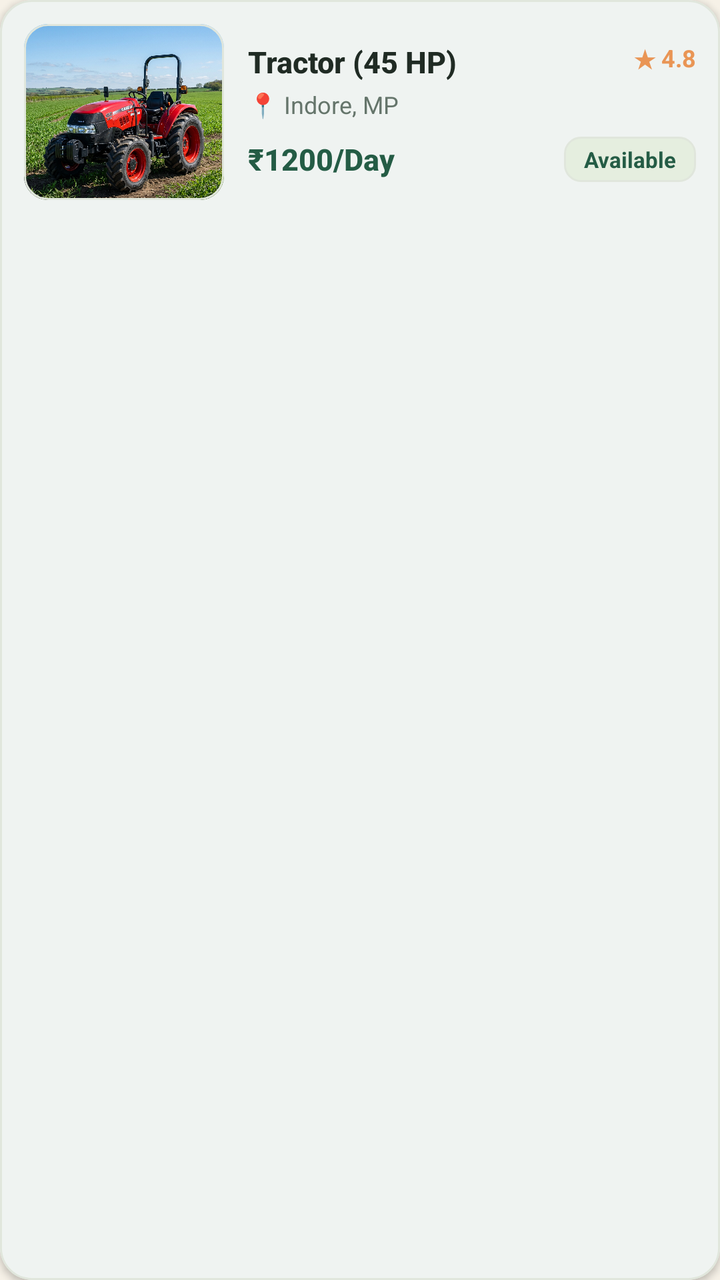
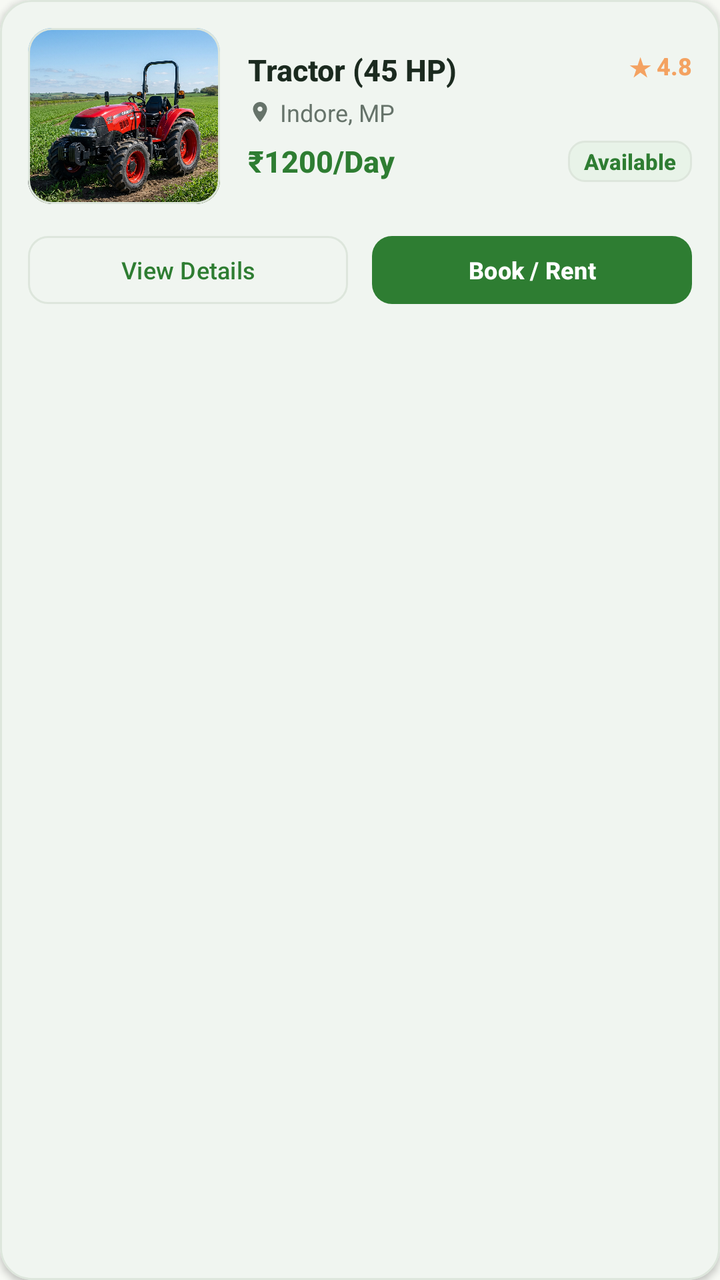

The first picture is an Android layout as it rendered before a commit; the second is the same layout after the commit. The layout source and the unified diff follow.
<!-- AndroidManifest.xml: application theme Theme.AgriLink -->
<!-- res/layout/item_equipment_card.xml -->
<?xml version="1.0" encoding="utf-8"?>
<com.google.android.material.card.MaterialCardView xmlns:android="http://schemas.android.com/apk/res/android"
    xmlns:app="http://schemas.android.com/apk/res-auto"
    android:layout_width="match_parent"
    android:layout_height="wrap_content"
    android:layout_marginBottom="12dp"
    app:cardBackgroundColor="@color/light_surface"
    app:cardCornerRadius="16dp"
    app:cardElevation="2dp"
    app:strokeColor="@color/border_light"
    app:strokeWidth="1dp">

    <LinearLayout
        android:layout_width="match_parent"
        android:layout_height="wrap_content"
        android:gravity="center_vertical"
        android:orientation="horizontal"
        android:padding="12dp">

        
        <com.google.android.material.card.MaterialCardView
            android:layout_width="100dp"
            android:layout_height="88dp"
            app:cardCornerRadius="12dp"
            app:cardElevation="0dp"
            app:strokeColor="@color/border_light"
            app:strokeWidth="1dp">

            <ImageView
                android:id="@+id/imgEquip"
                android:layout_width="match_parent"
                android:layout_height="match_parent"
                android:scaleType="centerCrop"
                android:src="@drawable/tractor_45hp" />
        </com.google.android.material.card.MaterialCardView>

        
        <LinearLayout
            android:layout_width="0dp"
            android:layout_height="wrap_content"
            android:layout_weight="1"
            android:layout_marginStart="12dp"
            android:orientation="vertical">

            <RelativeLayout
                android:layout_width="match_parent"
                android:layout_height="wrap_content">

                <TextView
                    android:id="@+id/tvEquipTitle"
                    android:layout_width="match_parent"
                    android:layout_height="wrap_content"
                    android:layout_alignParentStart="true"
                    android:layout_toStartOf="@id/tvRating"
                    android:layout_marginEnd="6dp"
                    android:singleLine="true"
                    android:maxLines="1"
                    android:ellipsize="end"
                    android:text="Tractor (45 HP)"
                    android:textColor="@color/text_main"
                    android:textSize="15sp"
                    android:fontFamily="sans-serif-medium"
                    android:textStyle="bold" />

                <TextView
                    android:id="@+id/tvRating"
                    android:layout_width="wrap_content"
                    android:layout_height="wrap_content"
                    android:layout_alignParentEnd="true"
                    android:text="★ 4.8"
                    android:textColor="@color/harvest_orange"
                    android:textSize="12sp"
                    android:textStyle="bold" />
            </RelativeLayout>

            <TextView
                android:id="@+id/tvLocation"
                android:layout_width="match_parent"
                android:layout_height="wrap_content"
                android:layout_marginTop="3dp"
                android:singleLine="true"
                android:maxLines="1"
                android:ellipsize="end"
                android:text="📍 Indore, MP"
                android:textColor="@color/text_secondary"
                android:textSize="12sp" />

            <RelativeLayout
                android:layout_width="match_parent"
                android:layout_height="wrap_content"
                android:layout_marginTop="8dp">

                <TextView
                    android:id="@+id/tvEquipPrice"
                    android:layout_width="wrap_content"
                    android:layout_height="wrap_content"
                    android:layout_alignParentStart="true"
                    android:layout_toStartOf="@id/tvStatusBadge"
                    android:layout_centerVertical="true"
                    android:layout_marginEnd="8dp"
                    android:singleLine="true"
                    android:maxLines="1"
                    android:ellipsize="end"
                    android:text="₹1200/Day"
                    android:textColor="@color/primary_forest"
                    android:textSize="15sp"
                    android:fontFamily="sans-serif-medium"
                    android:textStyle="bold" />

                <TextView
                    android:id="@+id/tvStatusBadge"
                    android:layout_width="wrap_content"
                    android:layout_height="wrap_content"
                    android:layout_alignParentEnd="true"
                    android:layout_centerVertical="true"
                    android:background="@drawable/bg_sage_badge"
                    android:paddingHorizontal="10dp"
                    android:paddingVertical="4dp"
                    android:text="Available"
                    android:textColor="@color/primary_forest"
                    android:textSize="11sp"
                    android:textStyle="bold" />
            </RelativeLayout>

        </LinearLayout>

    </LinearLayout>

</com.google.android.material.card.MaterialCardView>
<!-- resources referenced by this layout -->
<resources>
  <color name="border_light">#E0E6DC</color>
  <color name="harvest_orange">#E99555</color>
  <color name="light_surface">#FFFFFF</color>
  <color name="primary_forest">#245C45</color>
  <color name="text_main">#202B24</color>
  <color name="text_secondary">#65756B</color>
  <!-- drawable bg_sage_badge (drawable) -->
  <?xml version="1.0" encoding="utf-8"?>
  <shape xmlns:android="http://schemas.android.com/apk/res/android"
      android:shape="rectangle">
      <solid android:color="@color/light_sage_surface" />
      <corners android:radius="8dp" />
      <stroke
          android:width="1dp"
          android:color="@color/border_light" />
  </shape>
  <!-- drawable tractor_45hp: png bitmap (drawable, 954240 bytes) -->
  <style name="Theme.AgriLink" parent="Theme.Material3.DayNight.NoActionBar">
          
          <item name="colorPrimary">@color/primary_forest</item>
          <item name="colorPrimaryVariant">@color/primary_dark</item>
          <item name="colorOnPrimary">@color/light_surface</item>
  
          
          <item name="colorSecondary">@color/secondary_green</item>
          <item name="colorSecondaryVariant">@color/soft_sage</item>
          <item name="colorOnSecondary">@color/light_surface</item>
  
          
          <item name="colorTertiary">@color/harvest_orange</item>
          <item name="colorOnTertiary">@color/light_surface</item>
  
          
          <item name="android:windowBackground">@color/bg_app</item>
          <item name="colorSurface">@color/light_surface</item>
          <item name="colorOnSurface">@color/text_main</item>
  
          
          <item name="android:statusBarColor">@color/primary_forest</item>
          <item name="android:navigationBarColor">@color/bg_app</item>
          <item name="android:windowLightStatusBar">false</item>
  
          
          <item name="android:textColor">@color/text_dark</item>
          <item name="android:textColorPrimary">@color/text_dark</item>
          <item name="android:textColorSecondary">@color/text_muted</item>
          <item name="android:textColorHint">@color/text_muted</item>
          <item name="editTextColor">@color/text_dark</item>
          <item name="android:forceDarkAllowed" tools:targetApi="q">false</item>
  
          
          <item name="bottomNavigationStyle">@style/Widget.KrishiSetu.BottomNav</item>
      </style>
  <color name="light_sage_surface">#E5EEDF</color>
  <color name="primary_dark">#1B4634</color>
  <color name="secondary_green">#387A59</color>
  <color name="soft_sage">#A7BE8B</color>
  <color name="bg_app">#F6F1E7</color>
  <color name="text_dark">#202B24</color>
  <color name="text_muted">#65756B</color>
  <style name="Widget.KrishiSetu.BottomNav" parent="Widget.Material3.BottomNavigationView">
          <item name="android:background">@color/light_surface</item>
          <item name="itemIconTint">@color/nav_item_selector</item>
          <item name="itemTextColor">@color/nav_item_selector</item>
          <item name="itemActiveIndicatorStyle">@style/Widget.KrishiSetu.BottomNavIndicator</item>
          <item name="elevation">8dp</item>
      </style>
  <style name="Widget.KrishiSetu.BottomNavIndicator" parent="Widget.Material3.BottomNavigationView.ActiveIndicator">
          <item name="android:color">@color/light_sage_surface</item>
      </style>
</resources>

<!-- the commit's change to res/layout/item_equipment_card.xml (unified diff, before → after) -->
@@ -4,7 +4,7 @@
     android:layout_width="match_parent"
     android:layout_height="wrap_content"
     android:layout_marginBottom="12dp"
-    app:cardBackgroundColor="@color/light_surface"
+    app:cardBackgroundColor="@color/white"
     app:cardCornerRadius="16dp"
     app:cardElevation="2dp"
     app:strokeColor="@color/border_light"
@@ -13,115 +13,177 @@
     <LinearLayout
         android:layout_width="match_parent"
         android:layout_height="wrap_content"
-        android:gravity="center_vertical"
-        android:orientation="horizontal"
-        android:padding="12dp">
+        android:orientation="vertical"
+        android:padding="14dp">
 
-        
-        <com.google.android.material.card.MaterialCardView
-            android:layout_width="100dp"
-            android:layout_height="88dp"
-            app:cardCornerRadius="12dp"
-            app:cardElevation="0dp"
-            app:strokeColor="@color/border_light"
-            app:strokeWidth="1dp">
+        <LinearLayout
+            android:layout_width="match_parent"
+            android:layout_height="wrap_content"
+            android:gravity="center_vertical"
+            android:orientation="horizontal">
 
-            <ImageView
-                android:id="@+id/imgEquip"
-                android:layout_width="match_parent"
-                android:layout_height="match_parent"
-                android:scaleType="centerCrop"
-                android:src="@drawable/tractor_45hp" />
-        </com.google.android.material.card.MaterialCardView>
+            
+            <com.google.android.material.card.MaterialCardView
+                android:layout_width="96dp"
+                android:layout_height="88dp"
+                app:cardCornerRadius="12dp"
+                app:cardElevation="0dp"
+                app:strokeColor="@color/border_light"
+                app:strokeWidth="1dp">
+
+                <ImageView
+                    android:id="@+id/imgEquip"
+                    android:layout_width="match_parent"
+                    android:layout_height="match_parent"
+                    android:scaleType="centerCrop"
+                    android:src="@drawable/tractor_45hp"
+                    android:contentDescription="Equipment Photo" />
+            </com.google.android.material.card.MaterialCardView>
+
+            
+            <LinearLayout
+                android:layout_width="0dp"
+                android:layout_height="wrap_content"
+                android:layout_weight="1"
+                android:layout_marginStart="14dp"
+                android:orientation="vertical">
+
+                <RelativeLayout
+                    android:layout_width="match_parent"
+                    android:layout_height="wrap_content">
+
+                    <TextView
+                        android:id="@+id/tvEquipTitle"
+                        android:layout_width="match_parent"
+                        android:layout_height="wrap_content"
+                        android:layout_alignParentStart="true"
+                        android:layout_toStartOf="@id/tvRating"
+                        android:layout_marginEnd="6dp"
+                        android:singleLine="true"
+                        android:maxLines="1"
+                        android:ellipsize="end"
+                        android:text="Tractor (45 HP)"
+                        android:textColor="@color/text_main"
+                        android:textSize="15sp"
+                        android:fontFamily="sans-serif-medium"
+                        android:textStyle="bold" />
+
+                    <TextView
+                        android:id="@+id/tvRating"
+                        android:layout_width="wrap_content"
+                        android:layout_height="wrap_content"
+                        android:layout_alignParentEnd="true"
+                        android:text="★ 4.8"
+                        android:textColor="@color/harvest_orange"
+                        android:textSize="12sp"
+                        android:fontFamily="sans-serif-medium"
+                        android:textStyle="bold" />
+                </RelativeLayout>
+
+                
+                <LinearLayout
+                    android:layout_width="match_parent"
+                    android:layout_height="wrap_content"
+                    android:layout_marginTop="3dp"
+                    android:gravity="center_vertical"
+                    android:orientation="horizontal">
+
+                    <ImageView
+                        android:layout_width="12dp"
+                        android:layout_height="12dp"
+                        android:src="@drawable/ic_location_pin"
+                        app:tint="@color/text_secondary" />
+
+                    <TextView
+                        android:id="@+id/tvLocation"
+                        android:layout_width="wrap_content"
+                        android:layout_height="wrap_content"
+                        android:layout_marginStart="4dp"
+                        android:singleLine="true"
+                        android:maxLines="1"
+                        android:ellipsize="end"
+                        android:text="Indore, MP"
+                        android:textColor="@color/text_secondary"
+                        android:textSize="12sp" />
+                </LinearLayout>
+
+                
+                <RelativeLayout
+                    android:layout_width="match_parent"
+                    android:layout_height="wrap_content"
+                    android:layout_marginTop="6dp">
+
+                    <TextView
+                        android:id="@+id/tvEquipPrice"
+                        android:layout_width="wrap_content"
+                        android:layout_height="wrap_content"
+                        android:layout_alignParentStart="true"
+                        android:layout_toStartOf="@id/tvStatusBadge"
+                        android:layout_centerVertical="true"
+                        android:layout_marginEnd="8dp"
+                        android:singleLine="true"
+                        android:maxLines="1"
+                        android:ellipsize="end"
+                        android:text="₹1200/Day"
+                        android:textColor="@color/primary_green"
+                        android:textSize="15sp"
+                        android:fontFamily="sans-serif-medium"
+                        android:textStyle="bold" />
+
+                    <TextView
+                        android:id="@+id/tvStatusBadge"
+                        android:layout_width="wrap_content"
+                        android:layout_height="wrap_content"
+                        android:layout_alignParentEnd="true"
+                        android:layout_centerVertical="true"
+                        android:background="@drawable/bg_sage_badge"
+                        android:paddingHorizontal="8dp"
+                        android:paddingVertical="3dp"
+                        android:text="@string/available"
+                        android:textColor="@color/primary_green"
+                        android:textSize="11sp"
+                        android:fontFamily="sans-serif-medium"
+                        android:textStyle="bold" />
+                </RelativeLayout>
+
+            </LinearLayout>
+
+        </LinearLayout>
 
         
         <LinearLayout
-            android:layout_width="0dp"
+            android:layout_width="match_parent"
             android:layout_height="wrap_content"
-            android:layout_weight="1"
-            android:layout_marginStart="12dp"
-            android:orientation="vertical">
+            android:layout_marginTop="12dp"
+            android:orientation="horizontal">
 
-            <RelativeLayout
-                android:layout_width="match_parent"
-                android:layout_height="wrap_content">
+            <com.google.android.material.button.MaterialButton
+                android:id="@+id/btnViewDetails"
+                style="@style/Widget.Material3.Button.OutlinedButton"
+                android:layout_width="0dp"
+                android:layout_height="42dp"
+                android:layout_marginEnd="6dp"
+                android:layout_weight="1"
+                android:text="@string/view_details"
+                android:textColor="@color/primary_green"
+                android:textSize="12sp"
+                android:fontFamily="sans-serif-medium"
+                app:cornerRadius="10dp"
+                app:strokeColor="@color/border_light" />
 
-                <TextView
-                    android:id="@+id/tvEquipTitle"
-                    android:layout_width="match_parent"
-                    android:layout_height="wrap_content"
-                    android:layout_alignParentStart="true"
-                    android:layout_toStartOf="@id/tvRating"
-                    android:layout_marginEnd="6dp"
-                    android:singleLine="true"
-                    android:maxLines="1"
-                    android:ellipsize="end"
-                    android:text="Tractor (45 HP)"
-                    android:textColor="@color/text_main"
-                    android:textSize="15sp"
-                    android:fontFamily="sans-serif-medium"
-                    android:textStyle="bold" />
-
-                <TextView
-                    android:id="@+id/tvRating"
-                    android:layout_width="wrap_content"
-                    android:layout_height="wrap_content"
-                    android:layout_alignParentEnd="true"
-                    android:text="★ 4.8"
-                    android:textColor="@color/harvest_orange"
-                    android:textSize="12sp"
-                    android:textStyle="bold" />
-            </RelativeLayout>
-
-            <TextView
-                android:id="@+id/tvLocation"
-                android:layout_width="match_parent"
-                android:layout_height="wrap_content"
-                android:layout_marginTop="3dp"
-                android:singleLine="true"
-                android:maxLines="1"
-                android:ellipsize="end"
-                android:text="📍 Indore, MP"
-                android:textColor="@color/text_secondary"
-                android:textSize="12sp" />
-
-            <RelativeLayout
-                android:layout_width="match_parent"
-                android:layout_height="wrap_content"
-                android:layout_marginTop="8dp">
-
-                <TextView
-                    android:id="@+id/tvEquipPrice"
-                    android:layout_width="wrap_content"
-                    android:layout_height="wrap_content"
-                    android:layout_alignParentStart="true"
-                    android:layout_toStartOf="@id/tvStatusBadge"
-                    android:layout_centerVertical="true"
-                    android:layout_marginEnd="8dp"
-                    android:singleLine="true"
-                    android:maxLines="1"
-                    android:ellipsize="end"
-                    android:text="₹1200/Day"
-                    android:textColor="@color/primary_forest"
-                    android:textSize="15sp"
-                    android:fontFamily="sans-serif-medium"
-                    android:textStyle="bold" />
-
-                <TextView
-                    android:id="@+id/tvStatusBadge"
-                    android:layout_width="wrap_content"
-                    android:layout_height="wrap_content"
-                    android:layout_alignParentEnd="true"
-                    android:layout_centerVertical="true"
-                    android:background="@drawable/bg_sage_badge"
-                    android:paddingHorizontal="10dp"
-                    android:paddingVertical="4dp"
-                    android:text="Available"
-                    android:textColor="@color/primary_forest"
-                    android:textSize="11sp"
-                    android:textStyle="bold" />
-            </RelativeLayout>
-
+            <com.google.android.material.button.MaterialButton
+                android:id="@+id/btnBookRent"
+                android:layout_width="0dp"
+                android:layout_height="42dp"
+                android:layout_marginStart="6dp"
+                android:layout_weight="1"
+                android:text="@string/book_rent"
+                android:textColor="@color/white"
+                android:textSize="12sp"
+                android:fontFamily="sans-serif-medium"
+                android:textStyle="bold"
+                app:backgroundTint="@color/primary_green"
+                app:cornerRadius="10dp" />
         </LinearLayout>
 
     </LinearLayout>
<!-- resource entries referenced after the edit -->
@@ -1,11 +1,11 @@
 <!-- resources referenced by this layout -->
 <resources>
-  <color name="border_light">#E0E6DC</color>
-  <color name="harvest_orange">#E99555</color>
-  <color name="light_surface">#FFFFFF</color>
-  <color name="primary_forest">#245C45</color>
-  <color name="text_main">#202B24</color>
-  <color name="text_secondary">#65756B</color>
+  <color name="border_light">#DDE6DC</color>
+  <color name="harvest_orange">#F4A261</color>
+  <color name="primary_green">#2E7D32</color>
+  <color name="text_main">#1B2A1F</color>
+  <color name="text_secondary">#66736A</color>
+  <color name="white">#FFFFFF</color>
   <!-- drawable bg_sage_badge (drawable) -->
   <?xml version="1.0" encoding="utf-8"?>
   <shape xmlns:android="http://schemas.android.com/apk/res/android"
@@ -16,59 +16,70 @@
           android:width="1dp"
           android:color="@color/border_light" />
   </shape>
+  <!-- drawable ic_location_pin (drawable) -->
+  <vector xmlns:android="http://schemas.android.com/apk/res/android"
+      android:width="16dp"
+      android:height="16dp"
+      android:viewportWidth="24"
+      android:viewportHeight="24">
+      <path
+          android:fillColor="@color/secondary_green"
+          android:pathData="M12,2C8.13,2 5,5.13 5,9c0,5.25 7,13 7,13s7,-7.75 7,-13c0,-3.87 -3.13,-7 -7,-7zm0,9.5c-1.38,0 -2.5,-1.12 -2.5,-2.5s1.12,-2.5 2.5,-2.5 2.5,1.12 2.5,2.5 -1.12,2.5 -2.5,2.5z" />
+  </vector>
   <!-- drawable tractor_45hp: png bitmap (drawable, 954240 bytes) -->
+  <string name="available">Available</string>
+  <string name="book_rent">Book / Rent</string>
+  <string name="view_details">View Details</string>
   <style name="Theme.AgriLink" parent="Theme.Material3.DayNight.NoActionBar">
           
-          <item name="colorPrimary">@color/primary_forest</item>
-          <item name="colorPrimaryVariant">@color/primary_dark</item>
-          <item name="colorOnPrimary">@color/light_surface</item>
+          <item name="colorPrimary">@color/primary_green</item>
+          <item name="colorPrimaryVariant">@color/deep_green</item>
+          <item name="colorOnPrimary">@color/white</item>
   
           
           <item name="colorSecondary">@color/secondary_green</item>
-          <item name="colorSecondaryVariant">@color/soft_sage</item>
-          <item name="colorOnSecondary">@color/light_surface</item>
+          <item name="colorSecondaryVariant">@color/light_green</item>
+          <item name="colorOnSecondary">@color/white</item>
   
           
           <item name="colorTertiary">@color/harvest_orange</item>
-          <item name="colorOnTertiary">@color/light_surface</item>
+          <item name="colorOnTertiary">@color/white</item>
   
           
-          <item name="android:windowBackground">@color/bg_app</item>
-          <item name="colorSurface">@color/light_surface</item>
+          <item name="android:windowBackground">@color/soft_background</item>
+          <item name="colorSurface">@color/white</item>
           <item name="colorOnSurface">@color/text_main</item>
   
           
-          <item name="android:statusBarColor">@color/primary_forest</item>
-          <item name="android:navigationBarColor">@color/bg_app</item>
+          <item name="android:statusBarColor">@color/deep_green</item>
+          <item name="android:navigationBarColor">@color/soft_background</item>
           <item name="android:windowLightStatusBar">false</item>
   
           
-          <item name="android:textColor">@color/text_dark</item>
-          <item name="android:textColorPrimary">@color/text_dark</item>
-          <item name="android:textColorSecondary">@color/text_muted</item>
-          <item name="android:textColorHint">@color/text_muted</item>
-          <item name="editTextColor">@color/text_dark</item>
+          <item name="android:textColor">@color/text_main</item>
+          <item name="android:textColorPrimary">@color/text_main</item>
+          <item name="android:textColorSecondary">@color/text_secondary</item>
+          <item name="android:textColorHint">@color/text_secondary</item>
+          <item name="editTextColor">@color/text_main</item>
           <item name="android:forceDarkAllowed" tools:targetApi="q">false</item>
   
           
           <item name="bottomNavigationStyle">@style/Widget.KrishiSetu.BottomNav</item>
       </style>
-  <color name="light_sage_surface">#E5EEDF</color>
-  <color name="primary_dark">#1B4634</color>
-  <color name="secondary_green">#387A59</color>
-  <color name="soft_sage">#A7BE8B</color>
-  <color name="bg_app">#F6F1E7</color>
-  <color name="text_dark">#202B24</color>
-  <color name="text_muted">#65756B</color>
+  <color name="light_sage_surface">#E8F3E8</color>
+  <color name="secondary_green">#66BB6A</color>
+  <color name="deep_green">#1B5E20</color>
+  <color name="light_green">#E8F3E8</color>
+  <color name="soft_background">#F7F9F4</color>
   <style name="Widget.KrishiSetu.BottomNav" parent="Widget.Material3.BottomNavigationView">
-          <item name="android:background">@color/light_surface</item>
-          <item name="itemIconTint">@color/nav_item_selector</item>
-          <item name="itemTextColor">@color/nav_item_selector</item>
+          <item name="android:background">@color/white</item>
+          <item name="itemIconTint">@color/selector_bottom_nav</item>
+          <item name="itemTextColor">@color/selector_bottom_nav</item>
           <item name="itemActiveIndicatorStyle">@style/Widget.KrishiSetu.BottomNavIndicator</item>
           <item name="elevation">8dp</item>
       </style>
   <style name="Widget.KrishiSetu.BottomNavIndicator" parent="Widget.Material3.BottomNavigationView.ActiveIndicator">
-          <item name="android:color">@color/light_sage_surface</item>
+          <item name="android:color">@color/light_green</item>
       </style>
 </resources>
 
